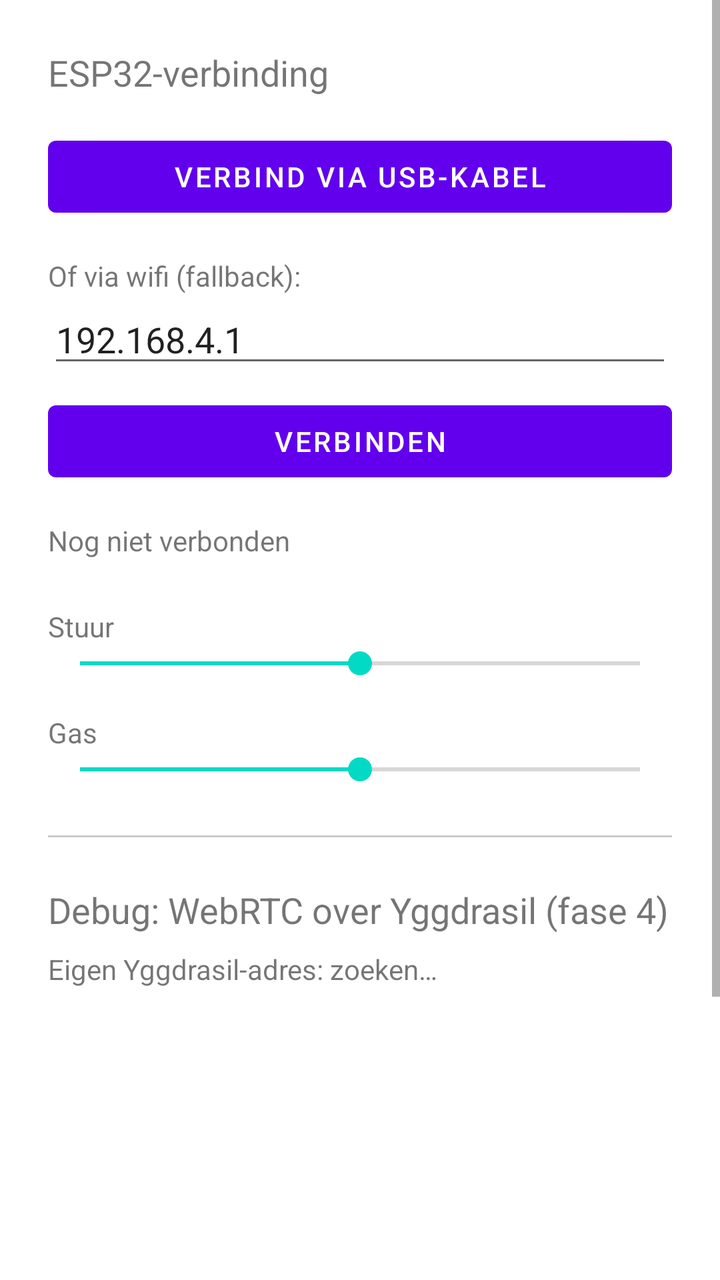
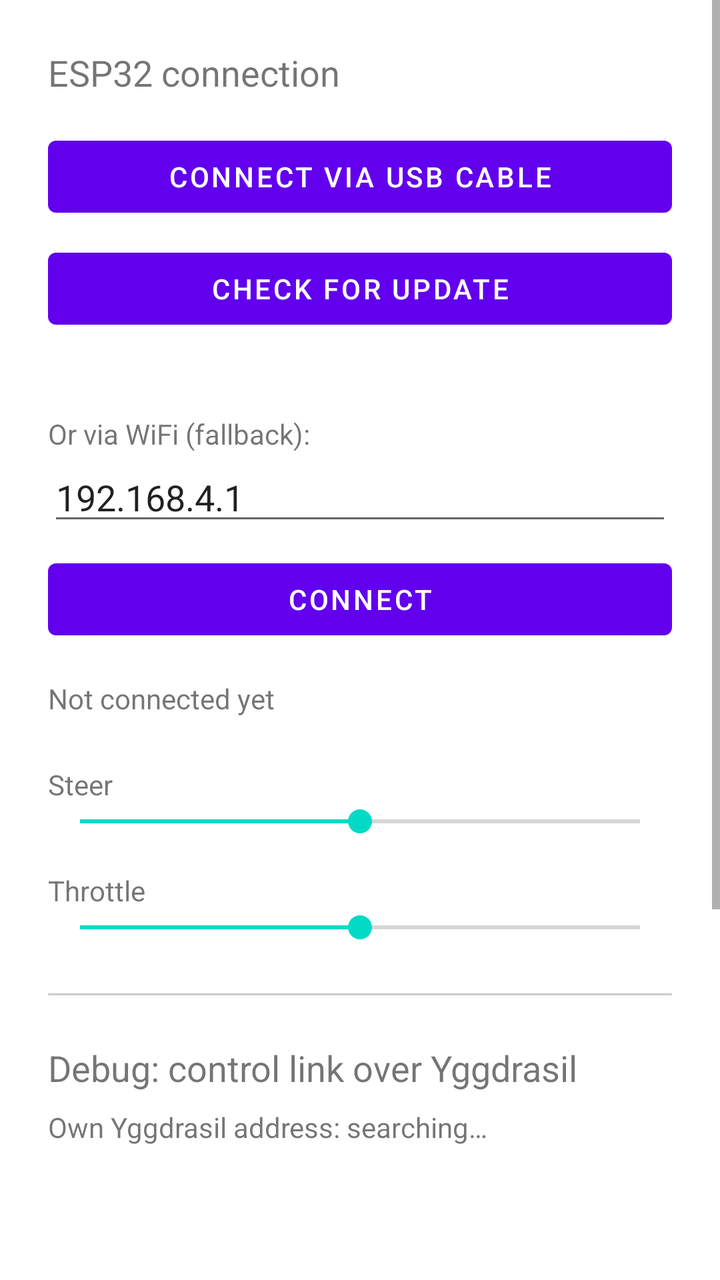

Two renders of the same Android screen: before a commit and after it. Below are the layout's source before the change and the commit's diff.
<!-- AndroidManifest.xml: application theme Theme.RcVehicle -->
<!-- res/layout/activity_vehicle.xml -->
<?xml version="1.0" encoding="utf-8"?>
<ScrollView xmlns:android="http://schemas.android.com/apk/res/android"
    android:layout_width="match_parent"
    android:layout_height="match_parent"
    android:fitsSystemWindows="true">

<LinearLayout
    android:layout_width="match_parent"
    android:layout_height="wrap_content"
    android:orientation="vertical"
    android:padding="24dp">

    <TextView
        android:layout_width="wrap_content"
        android:layout_height="wrap_content"
        android:text="@string/vehicle_debug_title"
        android:textSize="18sp"
        android:layout_marginBottom="16dp" />

    <Button
        android:id="@+id/buttonConnectUsb"
        android:layout_width="match_parent"
        android:layout_height="wrap_content"
        android:text="@string/vehicle_connect_usb" />

    <TextView
        android:layout_width="wrap_content"
        android:layout_height="wrap_content"
        android:layout_marginTop="16dp"
        android:text="@string/vehicle_wifi_fallback_title" />

    <EditText
        android:id="@+id/editEspIp"
        android:layout_width="match_parent"
        android:layout_height="wrap_content"
        android:hint="@string/vehicle_esp_ip_hint"
        android:inputType="text"
        android:text="192.168.4.1" />

    <Button
        android:id="@+id/buttonConnect"
        android:layout_width="match_parent"
        android:layout_height="wrap_content"
        android:layout_marginTop="8dp"
        android:text="@string/vehicle_connect" />

    <TextView
        android:id="@+id/textStatus"
        android:layout_width="match_parent"
        android:layout_height="wrap_content"
        android:layout_marginTop="16dp"
        android:text="@string/vehicle_status_idle" />

    <TextView
        android:layout_width="wrap_content"
        android:layout_height="wrap_content"
        android:layout_marginTop="24dp"
        android:text="@string/vehicle_debug_steer" />
    <SeekBar
        android:id="@+id/seekSteer"
        android:layout_width="match_parent"
        android:layout_height="wrap_content"
        android:max="200"
        android:progress="100" />

    <TextView
        android:layout_width="wrap_content"
        android:layout_height="wrap_content"
        android:layout_marginTop="16dp"
        android:text="@string/vehicle_debug_throttle" />
    <SeekBar
        android:id="@+id/seekThrottle"
        android:layout_width="match_parent"
        android:layout_height="wrap_content"
        android:max="200"
        android:progress="100" />

    <View
        android:layout_width="match_parent"
        android:layout_height="1dp"
        android:layout_marginVertical="24dp"
        android:background="#33000000" />

    <TextView
        android:layout_width="wrap_content"
        android:layout_height="wrap_content"
        android:text="@string/vehicle_rtc_title"
        android:textSize="18sp"
        android:layout_marginBottom="8dp" />

    <TextView
        android:id="@+id/textOwnYggdrasilAddress"
        android:layout_width="match_parent"
        android:layout_height="wrap_content"
        android:textIsSelectable="true"
        android:text="@string/vehicle_own_address_detecting" />

    <ImageView
        android:id="@+id/imageYggdrasilQr"
        android:layout_width="200dp"
        android:layout_height="200dp"
        android:layout_marginTop="8dp"
        android:layout_gravity="center_horizontal"
        android:contentDescription="@string/vehicle_qr_content_description" />

    <Button
        android:id="@+id/buttonListen"
        android:layout_width="match_parent"
        android:layout_height="wrap_content"
        android:layout_marginTop="8dp"
        android:text="@string/vehicle_start_listening" />

    <TextView
        android:id="@+id/textRtcLog"
        android:layout_width="match_parent"
        android:layout_height="wrap_content"
        android:layout_marginTop="16dp"
        android:fontFamily="monospace"
        android:textSize="12sp" />

</LinearLayout>
</ScrollView>
<!-- resources referenced by this layout -->
<resources>
  <string name="vehicle_connect">Verbinden</string>
  <string name="vehicle_connect_usb">Verbind via USB-kabel</string>
  <string name="vehicle_debug_steer">Stuur</string>
  <string name="vehicle_debug_throttle">Gas</string>
  <string name="vehicle_debug_title">ESP32-verbinding</string>
  <string name="vehicle_esp_ip_hint">ESP32 IP-adres</string>
  <string name="vehicle_own_address_detecting">Eigen Yggdrasil-adres: zoeken…</string>
  <string name="vehicle_qr_content_description">QR-code met eigen Yggdrasil-adres</string>
  <string name="vehicle_rtc_title">Debug: WebRTC over Yggdrasil (fase 4)</string>
  <string name="vehicle_start_listening">Start luisteren op signaling-poort</string>
  <string name="vehicle_status_idle">Nog niet verbonden</string>
  <string name="vehicle_wifi_fallback_title">Of via wifi (fallback):</string>
  <style name="Theme.RcVehicle" parent="Theme.MaterialComponents.DayNight.NoActionBar" />
</resources>

<!-- the commit's change to res/layout/activity_vehicle.xml (unified diff, before → after) -->
@@ -22,6 +22,36 @@
         android:layout_width="match_parent"
         android:layout_height="wrap_content"
         android:text="@string/vehicle_connect_usb" />
+
+    
+    <LinearLayout
+        android:layout_width="match_parent"
+        android:layout_height="wrap_content"
+        android:layout_marginTop="8dp"
+        android:orientation="horizontal">
+
+        <Button
+            android:id="@+id/buttonCheckUpdate"
+            android:layout_width="0dp"
+            android:layout_height="wrap_content"
+            android:layout_weight="1"
+            android:text="@string/vehicle_check_update" />
+
+        <Button
+            android:id="@+id/buttonInstallUpdate"
+            android:layout_width="0dp"
+            android:layout_height="wrap_content"
+            android:layout_weight="1"
+            android:layout_marginStart="8dp"
+            android:text="@string/vehicle_install_update"
+            android:visibility="gone" />
+    </LinearLayout>
+
+    <TextView
+        android:id="@+id/textUpdateStatus"
+        android:layout_width="match_parent"
+        android:layout_height="wrap_content"
+        android:layout_marginTop="4dp" />
 
     <TextView
         android:layout_width="wrap_content"
<!-- resource entries referenced after the edit -->
@@ -1,17 +1,19 @@
 <!-- resources referenced by this layout -->
 <resources>
-  <string name="vehicle_connect">Verbinden</string>
-  <string name="vehicle_connect_usb">Verbind via USB-kabel</string>
-  <string name="vehicle_debug_steer">Stuur</string>
-  <string name="vehicle_debug_throttle">Gas</string>
-  <string name="vehicle_debug_title">ESP32-verbinding</string>
-  <string name="vehicle_esp_ip_hint">ESP32 IP-adres</string>
-  <string name="vehicle_own_address_detecting">Eigen Yggdrasil-adres: zoeken…</string>
-  <string name="vehicle_qr_content_description">QR-code met eigen Yggdrasil-adres</string>
-  <string name="vehicle_rtc_title">Debug: WebRTC over Yggdrasil (fase 4)</string>
-  <string name="vehicle_start_listening">Start luisteren op signaling-poort</string>
-  <string name="vehicle_status_idle">Nog niet verbonden</string>
-  <string name="vehicle_wifi_fallback_title">Of via wifi (fallback):</string>
+  <string name="vehicle_check_update">Check for update</string>
+  <string name="vehicle_connect">Connect</string>
+  <string name="vehicle_connect_usb">Connect via USB cable</string>
+  <string name="vehicle_debug_steer">Steer</string>
+  <string name="vehicle_debug_throttle">Throttle</string>
+  <string name="vehicle_debug_title">ESP32 connection</string>
+  <string name="vehicle_esp_ip_hint">ESP32 IP address</string>
+  <string name="vehicle_install_update">Install update</string>
+  <string name="vehicle_own_address_detecting">Own Yggdrasil address: searching…</string>
+  <string name="vehicle_qr_content_description">QR code with own Yggdrasil address</string>
+  <string name="vehicle_rtc_title">Debug: control link over Yggdrasil</string>
+  <string name="vehicle_start_listening">Start listening for control link</string>
+  <string name="vehicle_status_idle">Not connected yet</string>
+  <string name="vehicle_wifi_fallback_title">Or via WiFi (fallback):</string>
   <style name="Theme.RcVehicle" parent="Theme.MaterialComponents.DayNight.NoActionBar" />
 </resources>
 
